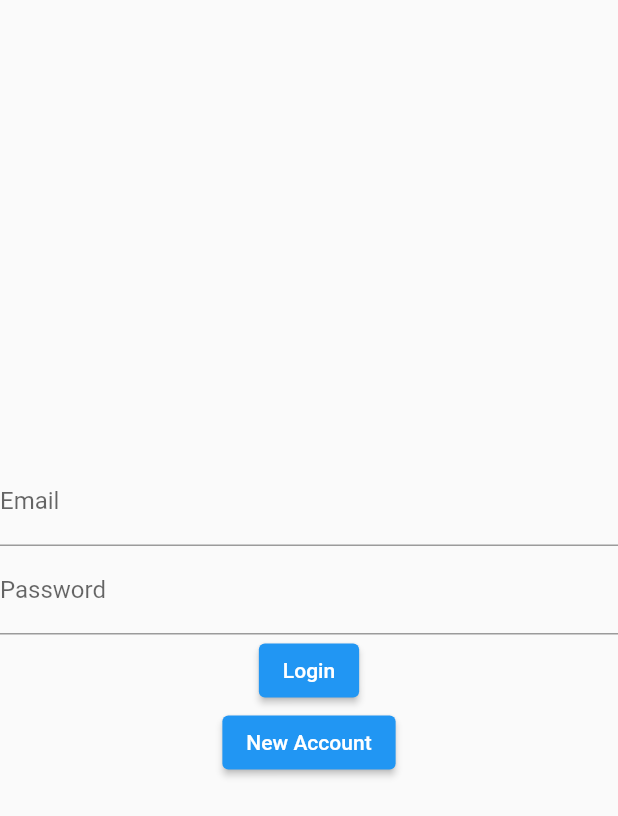
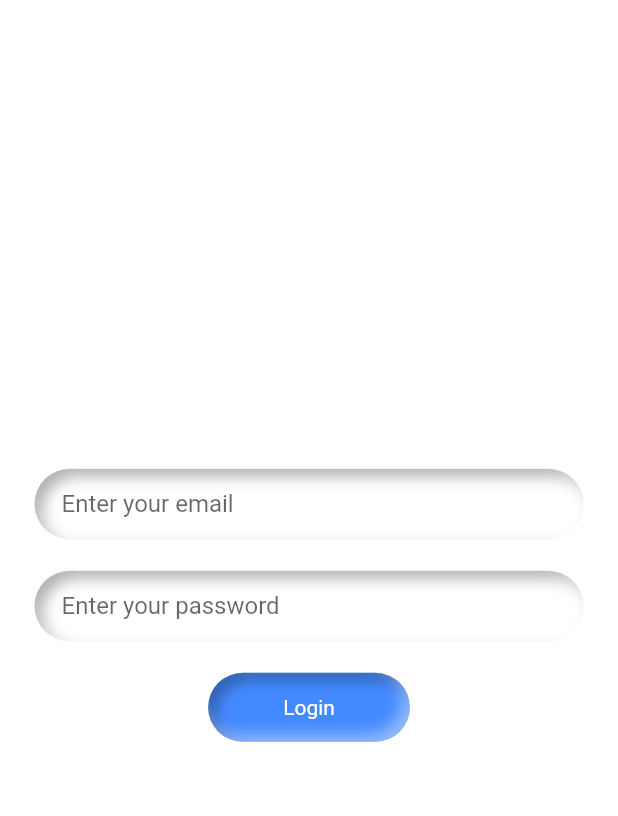
Before and after one commit to mAlex28/Pollstrix, a Flutter app: the screen it shows after launch, on a phone screen of 412 x 824 dp. Shown: the top 816 px of the screen. Run offline on Flutter 3.47's test engine with Material 2 defaults, Android fonts, the phone set to English and light mode, and no system bars; drawn by our look-alikes of flutter_neumorphic; our stand-ins replace firebase_auth, firebase_core; accounts and stored records are empty.

Commit message:
created the ui for login page

```diff
--- a/lib/main.dart
+++ b/lib/main.dart
@@ -6,6 +6,7 @@ import 'package:pollstrix/screens/register_page.dart';
 import 'package:pollstrix/services/auth_service.dart';
 import 'package:provider/provider.dart';
 import 'package:pollstrix/models/user_model.dart';
+import 'package:flutter_neumorphic/flutter_neumorphic.dart';
 
 void main() async {
   WidgetsFlutterBinding.ensureInitialized();
@@ -24,17 +25,20 @@ class MyApp extends StatelessWidget {
       providers: [
         Provider<AuthenticationService>(create: (_) => AuthenticationService()),
       ],
-      child: MaterialApp(
-        title: 'Login',
+      child: NeumorphicApp(
+        title: 'Pollstrix',
         debugShowCheckedModeBanner: false,
-        theme: ThemeData(
-          primarySwatch: Colors.blue,
+        themeMode: ThemeMode.light,
+        theme: NeumorphicThemeData(
+          baseColor: Color(0xFFFFFFFF),
+          lightSource: LightSource.topLeft,
+          depth: 10,
         ),
         initialRoute: '/',
         routes: {
-          '/': (context) => AuthenticationWrapper(),
-          '/login': (context) => LoginPage(),
-          '/register': (context) => RegisterPage()
+          '/': (context) => const AuthenticationWrapper(),
+          '/login': (context) => const LoginPage(),
+          '/register': (context) => const RegisterPage()
         },
       ),
     );
@@ -53,7 +57,7 @@ class AuthenticationWrapper extends StatelessWidget {
           if (snapshot.connectionState == ConnectionState.active) {
             final User? user = snapshot.data;
 
-            return user == null ? const LoginPage() : HomePage();
+            return user == null ? const LoginPage() : const HomePage();
           } else {
             return const Scaffold(
               body: Center(
--- a/lib/screens/home_page.dart
+++ b/lib/screens/home_page.dart
@@ -3,6 +3,8 @@ import 'package:pollstrix/services/auth_service.dart';
 import 'package:provider/provider.dart';
 
 class HomePage extends StatelessWidget {
+  const HomePage({Key? key}) : super(key: key);
+
   @override
   Widget build(BuildContext context) {
     return Scaffold(
@@ -10,12 +12,12 @@ class HomePage extends StatelessWidget {
         child: Column(
           mainAxisAlignment: MainAxisAlignment.center,
           children: [
-            Text("HOME"),
+            const Text("HOME"),
             ElevatedButton(
               onPressed: () async {
                 await context.read<AuthenticationService>().signOut();
               },
-              child: Text("Sign out"),
+              child: const Text("Sign out"),
             ),
           ],
         ),
--- a/lib/screens/login_page.dart
+++ b/lib/screens/login_page.dart
@@ -1,6 +1,7 @@
 import 'package:flutter/material.dart';
 import 'package:pollstrix/services/auth_service.dart';
 import 'package:provider/provider.dart';
+import 'package:flutter_neumorphic/flutter_neumorphic.dart';
 
 class LoginPage extends StatefulWidget {
   const LoginPage({Key? key}) : super(key: key);
@@ -13,43 +14,116 @@ class _LoginPageState extends State<LoginPage> {
   final TextEditingController _emailController = TextEditingController();
   final TextEditingController _passwordController = TextEditingController();
 
+  Color _textColor(BuildContext context) {
+    if (NeumorphicTheme.isUsingDark(context)) {
+      return Colors.white;
+    } else {
+      return Colors.white;
+    }
+  }
+
   @override
   Widget build(BuildContext context) {
     final authService = Provider.of<AuthenticationService>(context);
-
     return Scaffold(
-      body: Column(
+        backgroundColor: NeumorphicTheme.baseColor(context),
+        body: Container(
+          padding: const EdgeInsets.symmetric(horizontal: 15, vertical: 6),
+          child: Column(
             mainAxisAlignment: MainAxisAlignment.center,
+            children: <Widget>[
+              Column(
+                crossAxisAlignment: CrossAxisAlignment.start,
                 children: [
-          TextField(
+                  Neumorphic(
+                    margin: const EdgeInsets.only(
+                        left: 8, right: 8, top: 2, bottom: 4),
+                    style: NeumorphicStyle(
+                      depth: NeumorphicTheme.embossDepth(context),
+                      boxShape: const NeumorphicBoxShape.stadium(),
+                    ),
+                    padding: const EdgeInsets.symmetric(
+                        vertical: 14, horizontal: 18),
+                    child: TextField(
                       controller: _emailController,
-            decoration: InputDecoration(
-              labelText: "Email",
+                      decoration: const InputDecoration.collapsed(
+                          hintText: "Enter your email"),
                     ),
+                  )
+                ],
               ),
-          TextField(
+              const SizedBox(
+                height: 15,
+              ),
+              Column(
+                crossAxisAlignment: CrossAxisAlignment.start,
+                children: [
+                  Neumorphic(
+                    margin: const EdgeInsets.only(
+                        left: 8, right: 8, top: 2, bottom: 4),
+                    style: NeumorphicStyle(
+                      depth: NeumorphicTheme.embossDepth(context),
+                      boxShape: const NeumorphicBoxShape.stadium(),
+                    ),
+                    padding: const EdgeInsets.symmetric(
+                        vertical: 14, horizontal: 18),
+                    child: TextField(
                       controller: _passwordController,
-            decoration: InputDecoration(
-              labelText: "Password",
+                      decoration: const InputDecoration.collapsed(
+                          hintText: "Enter your password"),
                     ),
+                  )
+                ],
               ),
-          ElevatedButton(
+              const SizedBox(
+                height: 15,
+              ),
+              Column(
+                crossAxisAlignment: CrossAxisAlignment.start,
+                children: [
+                  NeumorphicButton(
+                      margin: const EdgeInsets.only(
+                          left: 8, right: 8, top: 2, bottom: 4),
                       onPressed: () {
                         authService.signInWithEmailAndPassword(
                           _emailController.text.trim(),
                           _passwordController.text.trim(),
                         );
                       },
-            child: Text("Login"),
+                      style: NeumorphicStyle(
+                        color: Colors.blueAccent,
+                        shape: NeumorphicShape.flat,
+                        depth: NeumorphicTheme.embossDepth(context),
+                        boxShape: const NeumorphicBoxShape.stadium(),
                       ),
-          ElevatedButton(
-            onPressed: () {
-              Navigator.pushNamed(context, '/register');
-            },
-            child: Text("New Account"),
-          )
+                      padding: const EdgeInsets.symmetric(
+                          vertical: 15, horizontal: 50),
+                      child: Text(
+                        "Login",
+                        style: TextStyle(color: _textColor(context)),
+                      )),
                 ],
               ),
-    );
+              const SizedBox(
+                height: 15,
+              ),
+              //  ElevatedButton(
+              //   onPressed: () {
+              //     Navigator.pushNamed(context, '/register');
+              //   },
+              //   child: const Text("New Account"),
+              // )
+            ],
+          ),
+        ));
   }
 }
+
+// Positioned(
+//     top: 0,
+//     left: 0,
+//     child: Image.asset(
+//       "assets/images/signup_top.png",
+//       width: size.width * 0.35,
+//     ),
+//   ),
--- a/lib/screens/register_page.dart
+++ b/lib/screens/register_page.dart
@@ -23,13 +23,13 @@ class _RegisterPageState extends State<RegisterPage> {
         children: [
           TextField(
             controller: _emailController,
-            decoration: InputDecoration(
+            decoration: const InputDecoration(
               labelText: "Email",
             ),
           ),
           TextField(
             controller: _passwordController,
-            decoration: InputDecoration(
+            decoration: const InputDecoration(
               labelText: "Password",
             ),
           ),
@@ -41,7 +41,7 @@ class _RegisterPageState extends State<RegisterPage> {
               );
               Navigator.pop(context);
             },
-            child: Text("Register"),
+            child: const Text("Register"),
           )
         ],
       ),
--- a/lib/services/auth_service.dart
+++ b/lib/services/auth_service.dart
@@ -1,5 +1,4 @@
 import 'package:firebase_auth/firebase_auth.dart' as auth;
-import 'package:flutter/material.dart';
 import 'package:pollstrix/models/user_model.dart';
 
 class AuthenticationService {
--- a/pubspec.yaml
+++ b/pubspec.yaml
@@ -39,6 +39,7 @@ dependencies:
   firebase_auth: ^3.3.6
   cloud_firestore: ^3.1.7
   provider: ^6.0.2
+  flutter_neumorphic: ^3.2.0
 
 dev_dependencies:
   flutter_test:
```
Also changed, not shown: pubspec.lock. Lines whose indentation alone changed are shown as unchanged.
